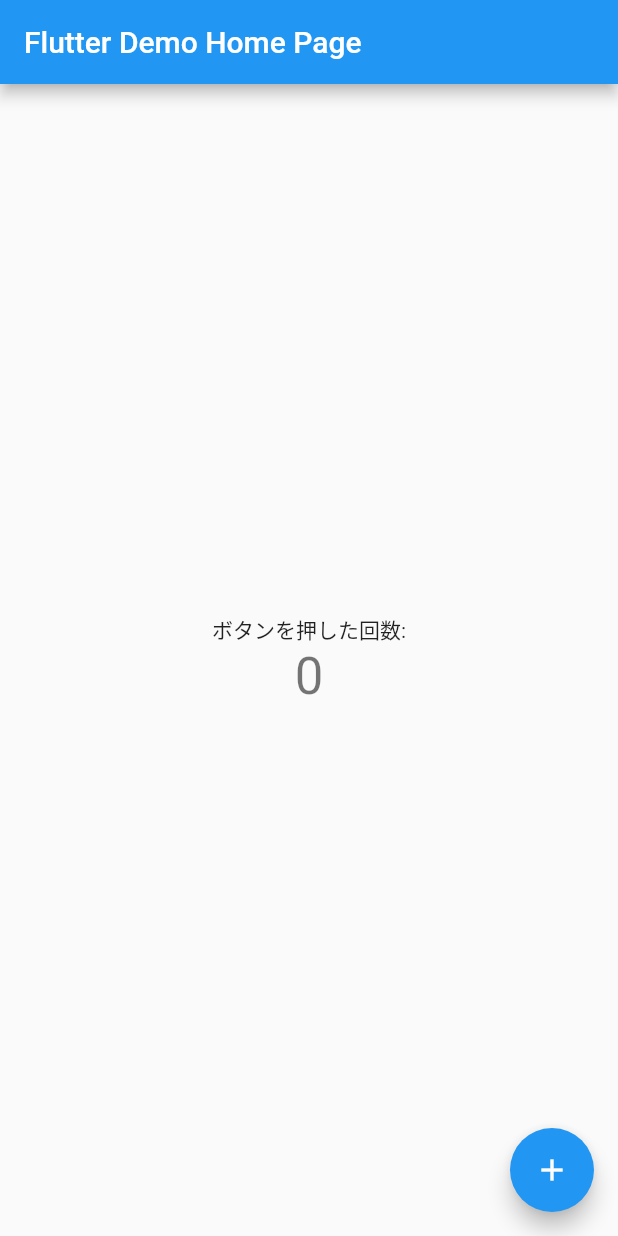
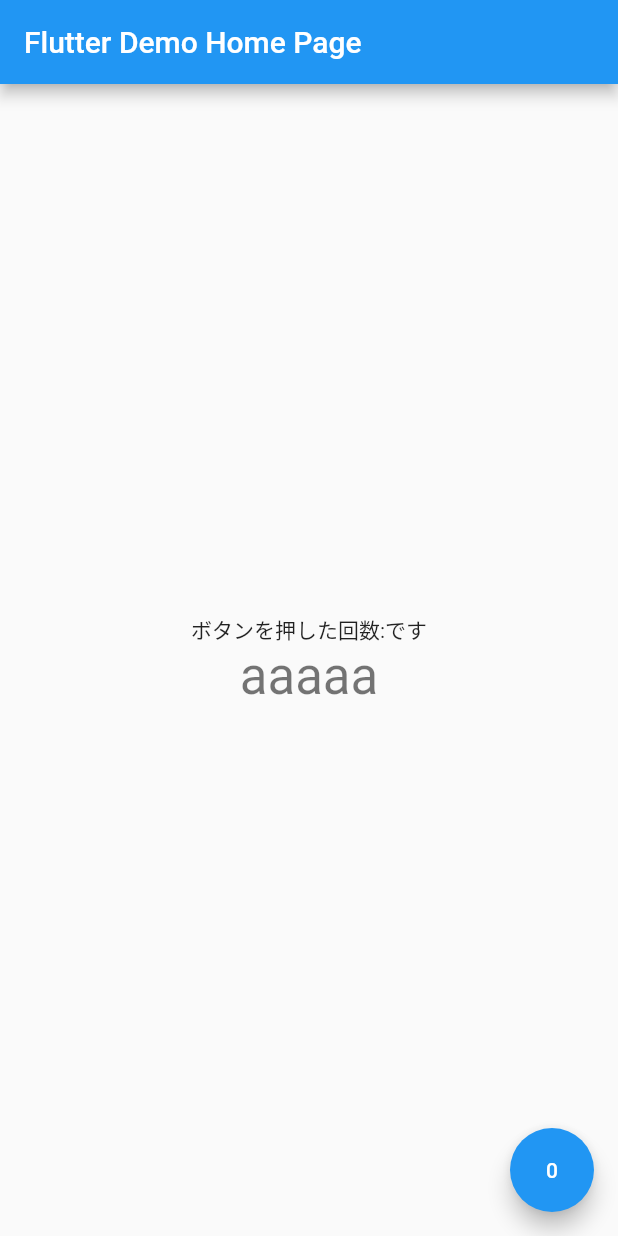
Before and after one commit to masal9pse/flutter-provider-practice, a Flutter app: the screen it shows after launch, on a phone screen of 412 x 824 dp. Run offline on Flutter 3.47's test engine with Material 2 defaults, Android fonts, the phone set to English and light mode, and no system bars.

Commit message:
providerでカウントさせることに成功

```diff
--- a/lib/main.dart
+++ b/lib/main.dart
@@ -16,31 +16,15 @@ class MyApp extends StatelessWidget {
       theme: ThemeData(
         primarySwatch: Colors.blue,
       ),
-      home: const MyHomePage(title: 'Flutter Demo Home Page'),
+      home: MyHomePage(title: 'Flutter Demo Home Page'),
     );
   }
 }
 
-// class MyHomePage extends StatefulWidget {
-//   const MyHomePage({Key? key, required this.title}) : super(key: key);
-//
-//   final String title;
-//
-//   @override
-//   State<MyHomePage> createState() => _MyHomePageState();
-// }
-
 class MyHomePage extends StatelessWidget {
-  int _counter = 0;
   final String title;
 
   MyHomePage({Key? key, required this.title}) : super(key: key);
-
-  // void _incrementCounter() {
-  //   setState(() {
-  //     _counter++;
-  //   });
-  // }
 
   @override
   Widget build(BuildContext context) {
@@ -52,30 +36,34 @@ class MyHomePage extends StatelessWidget {
       ],
       child: Scaffold(
         appBar: AppBar(
-          // Here we take the value from the MyHomePage object that was created by
-          // the App.build method, and use it to set our appbar title.
           title: Text(this.title),
         ),
         body: Center(
-          // Center is a layout widget. It takes a single child and positions it
-          // in the middle of the parent.
           child: Column(
             mainAxisAlignment: MainAxisAlignment.center,
             children: <Widget>[
               const Text(
-                'ボタンを押した回数:',
+                'ボタンを押した回数:です',
               ),
               Text(
-                '$_counter',
+                // '$model',
+                'aaaaa',
                 style: Theme.of(context).textTheme.headline4,
               ),
             ],
           ),
         ),
-        floatingActionButton: FloatingActionButton(
-          onPressed: _incrementCounter,
-          tooltip: 'Increment',
-          child: const Icon(Icons.add),
+        floatingActionButton: Consumer<CountData>(builder: (context, model, child) {
+            return FloatingActionButton(
+              // onPressed: _incrementCounter,
+              onPressed: (){
+                model.increment();
+              },
+              tooltip: 'Increment',
+              // child: const Icon(Icons.add),
+              child: Text(model.count.toString()),
+            );
+          }
         ), // This trailing comma makes auto-formatting nicer for build methods.
       ),
     );
```
